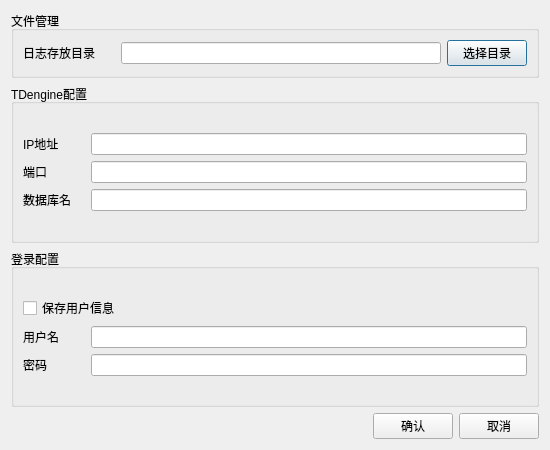
Before: the Qt Designer form settingsdialog.ui in duguosheng/DataWatcher, drawn with Qt 5.
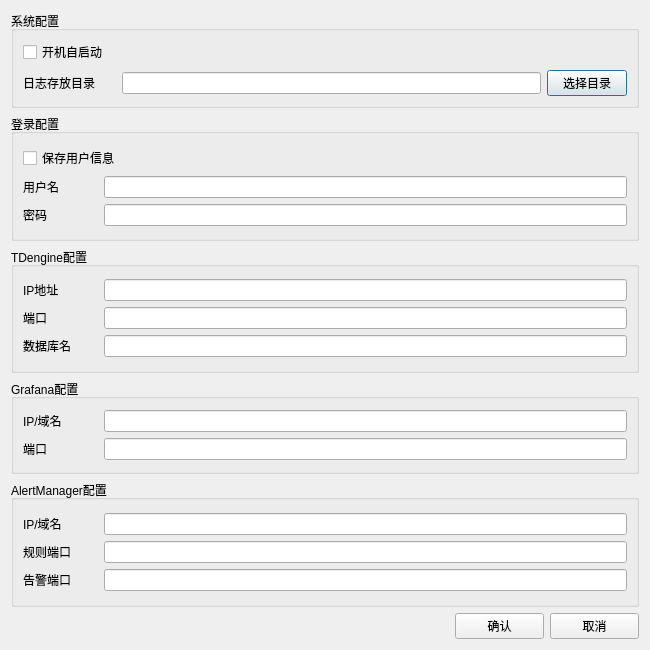
After: the same form once the commit is applied.

Diff of the .ui file:
```diff
--- a/settingsdialog.ui
+++ b/settingsdialog.ui
@@ -6,116 +6,67 @@
    <rect>
     <x>0</x>
     <y>0</y>
-    <width>550</width>
-    <height>450</height>
+    <width>650</width>
+    <height>650</height>
    </rect>
   </property>
   <property name="minimumSize">
    <size>
-    <width>550</width>
-    <height>450</height>
+    <width>650</width>
+    <height>650</height>
    </size>
   </property>
   <property name="maximumSize">
    <size>
-    <width>550</width>
-    <height>450</height>
+    <width>650</width>
+    <height>650</height>
    </size>
   </property>
   <property name="windowTitle">
    <string>Dialog</string>
   </property>
-  <layout class="QGridLayout" name="gridLayout_4">
-   <item row="0" column="0">
+  <layout class="QVBoxLayout" name="verticalLayout_6" stretch="3,4,4,3,4,1">
+   <item>
     <widget class="QGroupBox" name="gBox_fileManage">
      <property name="title">
-      <string>文件管理</string>
+      <string>系统配置</string>
      </property>
      <layout class="QGridLayout" name="gridLayout">
       <item row="0" column="0">
-       <layout class="QHBoxLayout" name="horizontalLayout" stretch="2,7,1">
+       <layout class="QVBoxLayout" name="verticalLayout_5" stretch="1,1">
         <item>
-         <widget class="QLabel" name="label_logDir">
-          <property name="text">
-           <string>日志存放目录</string>
-          </property>
-          <property name="buddy">
-           <cstring>pBtn_LogDir</cstring>
-          </property>
-         </widget>
-        </item>
-        <item>
-         <widget class="QLineEdit" name="lineE_logDir"/>
-        </item>
-        <item>
-         <widget class="QPushButton" name="pBtn_LogDir">
-          <property name="text">
-           <string>选择目录</string>
-          </property>
-         </widget>
-        </item>
-       </layout>
-      </item>
-     </layout>
-    </widget>
-   </item>
-   <item row="1" column="0">
-    <widget class="QGroupBox" name="gBox_tdengine">
-     <property name="title">
-      <string>TDengine配置</string>
-     </property>
-     <layout class="QGridLayout" name="gridLayout_2">
-      <item row="0" column="0">
-       <layout class="QVBoxLayout" name="verticalLayout_2" stretch="1,1,1">
-        <item>
-         <layout class="QHBoxLayout" name="horizontalLayout_2" stretch="1,7">
+         <layout class="QHBoxLayout" name="horizontalLayout_14">
           <item>
-           <widget class="QLabel" name="label_ipaddr">
+           <widget class="QCheckBox" name="cBox_autostart">
             <property name="text">
-             <string>IP地址</string>
+             <string>开机自启动</string>
             </property>
-            <property name="buddy">
-             <cstring>lineE_ipaddr</cstring>
-            </property>
            </widget>
           </item>
-          <item>
-           <widget class="QLineEdit" name="lineE_ipaddr"/>
-          </item>
          </layout>
         </item>
         <item>
-         <layout class="QHBoxLayout" name="horizontalLayout_3" stretch="1,7">
+         <layout class="QHBoxLayout" name="horizontalLayout" stretch="2,9,1">
           <item>
-           <widget class="QLabel" name="label_port">
+           <widget class="QLabel" name="label_logDir">
             <property name="text">
-             <string>端口</string>
+             <string>日志存放目录</string>
             </property>
             <property name="buddy">
-             <cstring>lineE_port</cstring>
+             <cstring>pBtn_LogDir</cstring>
             </property>
            </widget>
           </item>
           <item>
-           <widget class="QLineEdit" name="lineE_port"/>
+           <widget class="QLineEdit" name="lineE_logDir"/>
           </item>
-         </layout>
-        </item>
-        <item>
-         <layout class="QHBoxLayout" name="horizontalLayout_4" stretch="1,7">
           <item>
-           <widget class="QLabel" name="label_dbName">
+           <widget class="QPushButton" name="pBtn_LogDir">
             <property name="text">
-             <string>数据库名</string>
+             <string>选择目录</string>
             </property>
-            <property name="buddy">
-             <cstring>lineE_dbName</cstring>
-            </property>
            </widget>
           </item>
-          <item>
-           <widget class="QLineEdit" name="lineE_dbName"/>
-          </item>
          </layout>
         </item>
        </layout>
@@ -123,7 +74,7 @@
      </layout>
     </widget>
    </item>
-   <item row="2" column="0">
+   <item>
     <widget class="QGroupBox" name="gBox_login">
      <property name="title">
       <string>登录配置</string>
@@ -181,7 +132,182 @@
      </layout>
     </widget>
    </item>
-   <item row="3" column="0">
+   <item>
+    <widget class="QGroupBox" name="gBox_tdengine">
+     <property name="title">
+      <string>TDengine配置</string>
+     </property>
+     <layout class="QGridLayout" name="gridLayout_2">
+      <item row="0" column="0">
+       <layout class="QVBoxLayout" name="verticalLayout_2" stretch="1,1,1">
+        <item>
+         <layout class="QHBoxLayout" name="horizontalLayout_2" stretch="1,7">
+          <item>
+           <widget class="QLabel" name="label_ipaddr">
+            <property name="text">
+             <string>IP地址</string>
+            </property>
+            <property name="buddy">
+             <cstring>lineE_ipaddr</cstring>
+            </property>
+           </widget>
+          </item>
+          <item>
+           <widget class="QLineEdit" name="lineE_ipaddr"/>
+          </item>
+         </layout>
+        </item>
+        <item>
+         <layout class="QHBoxLayout" name="horizontalLayout_3" stretch="1,7">
+          <item>
+           <widget class="QLabel" name="label_port">
+            <property name="text">
+             <string>端口</string>
+            </property>
+            <property name="buddy">
+             <cstring>lineE_port</cstring>
+            </property>
+           </widget>
+          </item>
+          <item>
+           <widget class="QLineEdit" name="lineE_port"/>
+          </item>
+         </layout>
+        </item>
+        <item>
+         <layout class="QHBoxLayout" name="horizontalLayout_4" stretch="1,7">
+          <item>
+           <widget class="QLabel" name="label_dbName">
+            <property name="text">
+             <string>数据库名</string>
+            </property>
+            <property name="buddy">
+             <cstring>lineE_dbName</cstring>
+            </property>
+           </widget>
+          </item>
+          <item>
+           <widget class="QLineEdit" name="lineE_dbName"/>
+          </item>
+         </layout>
+        </item>
+       </layout>
+      </item>
+     </layout>
+    </widget>
+   </item>
+   <item>
+    <widget class="QGroupBox" name="groupBox">
+     <property name="title">
+      <string>Grafana配置</string>
+     </property>
+     <layout class="QGridLayout" name="gridLayout_4">
+      <item row="0" column="0">
+       <layout class="QVBoxLayout" name="verticalLayout_3" stretch="1,1">
+        <item>
+         <layout class="QHBoxLayout" name="horizontalLayout_9" stretch="1,7">
+          <item>
+           <widget class="QLabel" name="label_gIpaddr">
+            <property name="text">
+             <string>IP/域名</string>
+            </property>
+            <property name="buddy">
+             <cstring>lineE_ipaddr</cstring>
+            </property>
+           </widget>
+          </item>
+          <item>
+           <widget class="QLineEdit" name="lineE_gIpaddr"/>
+          </item>
+         </layout>
+        </item>
+        <item>
+         <layout class="QHBoxLayout" name="horizontalLayout_10" stretch="1,7">
+          <item>
+           <widget class="QLabel" name="label_gPort">
+            <property name="text">
+             <string>端口</string>
+            </property>
+            <property name="buddy">
+             <cstring>lineE_port</cstring>
+            </property>
+           </widget>
+          </item>
+          <item>
+           <widget class="QLineEdit" name="lineE_gPort"/>
+          </item>
+         </layout>
+        </item>
+       </layout>
+      </item>
+     </layout>
+    </widget>
+   </item>
+   <item>
+    <widget class="QGroupBox" name="groupBox_2">
+     <property name="title">
+      <string>AlertManager配置</string>
+     </property>
+     <layout class="QGridLayout" name="gridLayout_5">
+      <item row="0" column="0">
+       <layout class="QVBoxLayout" name="verticalLayout_4" stretch="1,1,1">
+        <item>
+         <layout class="QHBoxLayout" name="horizontalLayout_11" stretch="1,7">
+          <item>
+           <widget class="QLabel" name="label_aIpaddr">
+            <property name="text">
+             <string>IP/域名</string>
+            </property>
+            <property name="buddy">
+             <cstring>lineE_ipaddr</cstring>
+            </property>
+           </widget>
+          </item>
+          <item>
+           <widget class="QLineEdit" name="lineE_aIpaddr"/>
+          </item>
+         </layout>
+        </item>
+        <item>
+         <layout class="QHBoxLayout" name="horizontalLayout_12" stretch="1,7">
+          <item>
+           <widget class="QLabel" name="label_aRulePort">
+            <property name="text">
+             <string>规则端口</string>
+            </property>
+            <property name="buddy">
+             <cstring>lineE_port</cstring>
+            </property>
+           </widget>
+          </item>
+          <item>
+           <widget class="QLineEdit" name="lineE_aRulePort"/>
+          </item>
+         </layout>
+        </item>
+        <item>
+         <layout class="QHBoxLayout" name="horizontalLayout_13" stretch="1,7">
+          <item>
+           <widget class="QLabel" name="label_aAlertPort">
+            <property name="text">
+             <string>告警端口</string>
+            </property>
+            <property name="buddy">
+             <cstring>lineE_port</cstring>
+            </property>
+           </widget>
+          </item>
+          <item>
+           <widget class="QLineEdit" name="lineE_aAlertPort"/>
+          </item>
+         </layout>
+        </item>
+       </layout>
+      </item>
+     </layout>
+    </widget>
+   </item>
+   <item>
     <layout class="QHBoxLayout" name="horizontalLayout_7" stretch="5,1,1">
      <item>
       <spacer name="horizontalSpacer">
```
